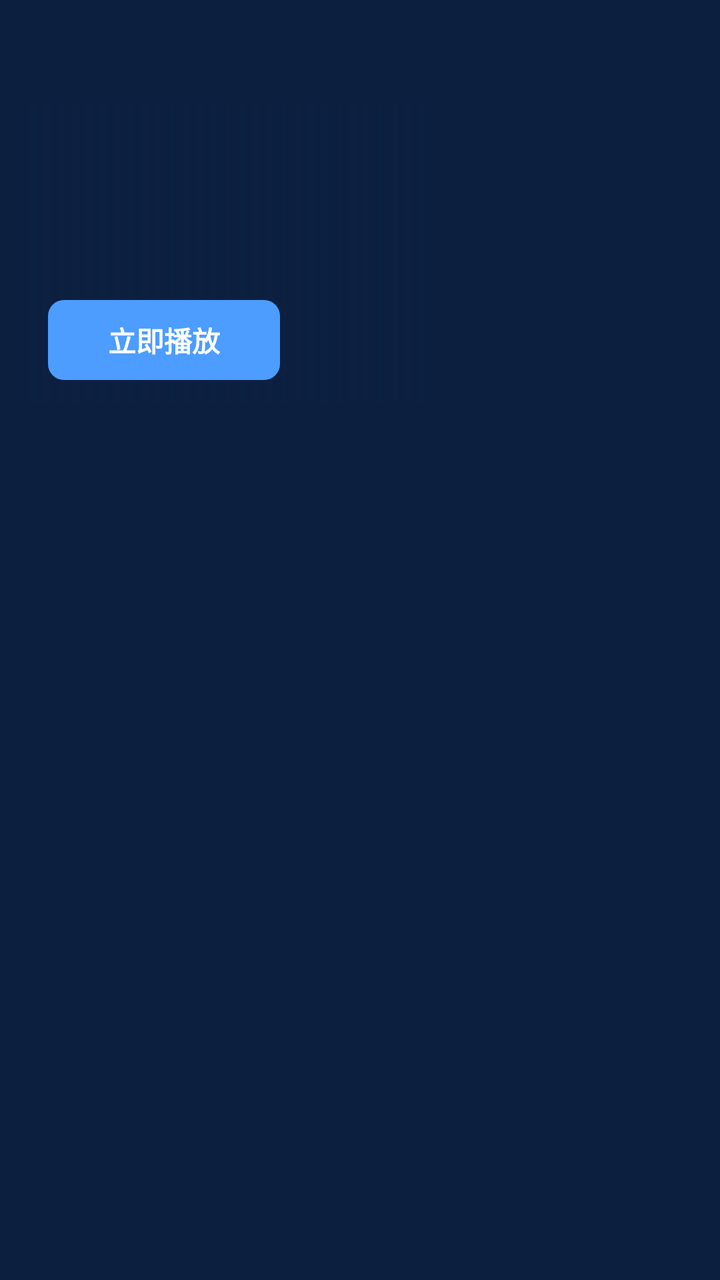
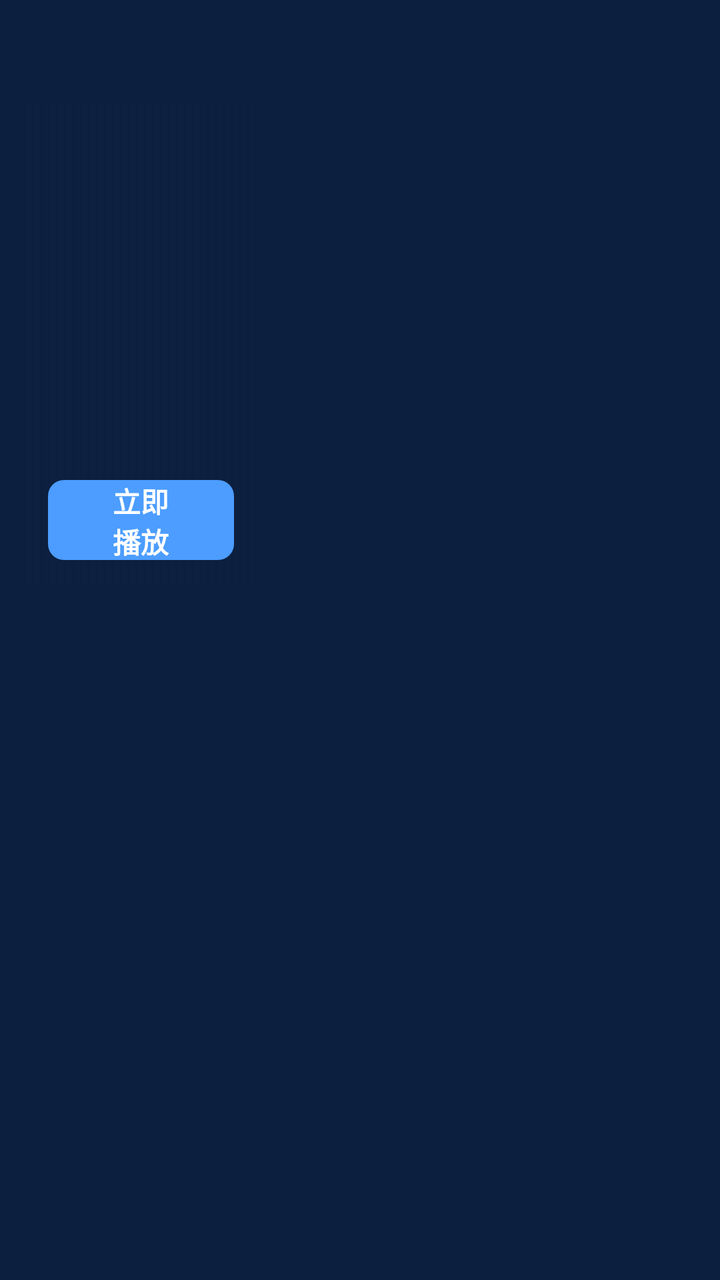

An Android layout rendered at two revisions. The XML below is the earlier revision; the diff shows what the commit changed to produce the second picture.
<!-- AndroidManifest.xml: application theme Theme.AIStreamTV -->
<!-- res/layout/fragment_home.xml -->
<?xml version="1.0" encoding="utf-8"?>
<LinearLayout xmlns:android="http://schemas.android.com/apk/res/android"
    android:layout_width="match_parent"
    android:layout_height="match_parent"
    android:background="@color/bg"
    android:orientation="vertical">

    
    <androidx.recyclerview.widget.RecyclerView
        android:id="@+id/rvTabs"
        android:layout_width="match_parent"
        android:layout_height="52dp"
        android:clipToPadding="false"
        android:overScrollMode="never"
        android:paddingStart="@dimen/page_pad"
        android:paddingEnd="@dimen/page_pad" />

    <LinearLayout
        android:layout_width="match_parent"
        android:layout_height="@dimen/hero_height"
        android:orientation="horizontal"
        android:paddingStart="@dimen/page_pad"
        android:paddingEnd="@dimen/page_pad">

        
        <FrameLayout
            android:id="@+id/hero"
            android:layout_width="0dp"
            android:layout_height="match_parent"
            android:layout_weight="1">

            <ImageView
                android:id="@+id/heroBg"
                android:layout_width="match_parent"
                android:layout_height="match_parent"
                android:contentDescription="@string/app_name"
                android:scaleType="centerCrop" />

            <View
                android:layout_width="match_parent"
                android:layout_height="match_parent"
                android:background="@drawable/bg_scrim_left" />

            
            <androidx.media3.ui.PlayerView
                android:id="@+id/heroPv"
                android:layout_width="match_parent"
                android:layout_height="match_parent"
                android:visibility="gone" />

            <LinearLayout
                android:id="@+id/liveInfo"
                android:layout_width="wrap_content"
                android:layout_height="wrap_content"
                android:layout_gravity="bottom|start"
                android:orientation="vertical"
                android:paddingStart="@dimen/page_pad"
                android:paddingBottom="20dp"
                android:visibility="gone">

                <TextView
                    android:id="@+id/tvLiveName"
                    android:layout_width="wrap_content"
                    android:layout_height="wrap_content"
                    android:shadowColor="#F0000000"
                    android:shadowDx="0"
                    android:shadowDy="2"
                    android:shadowRadius="8"
                    android:textColor="@android:color/white"
                    android:textSize="22sp"
                    android:textStyle="bold" />

                <TextView
                    android:id="@+id/tvLiveEpg"
                    android:layout_width="wrap_content"
                    android:layout_height="wrap_content"
                    android:layout_marginTop="4dp"
                    android:ellipsize="end"
                    android:maxLines="1"
                    android:textColor="#FFD5D9E4"
                    android:textSize="14sp" />

                <TextView
                    android:id="@+id/tvLiveHint"
                    android:layout_width="wrap_content"
                    android:layout_height="wrap_content"
                    android:layout_marginTop="8dp"
                    android:text="按确认键全屏观看 · 移开焦点关闭预览"
                    android:textColor="@color/fg_dim"
                    android:textSize="13sp" />

            </LinearLayout>

            <LinearLayout
                android:id="@+id/heroText"
                android:layout_width="wrap_content"
                android:layout_height="wrap_content"
                android:layout_gravity="bottom|start"
                android:orientation="vertical"
                android:paddingStart="@dimen/page_pad"
                android:paddingEnd="@dimen/page_pad"
                android:paddingBottom="@dimen/page_pad">

                <TextView
                    android:id="@+id/heroTitle"
                    android:layout_width="wrap_content"
                    android:layout_height="wrap_content"
                    android:ellipsize="end"
                    android:maxLines="1"
                    android:shadowColor="#F0000000"
                    android:shadowDx="0"
                    android:shadowDy="2"
                    android:shadowRadius="8"
                    android:textColor="@android:color/white"
                    android:textSize="@dimen/hero_title"
                    android:textStyle="bold" />

                <TextView
                    android:id="@+id/heroMeta"
                    android:layout_width="wrap_content"
                    android:layout_height="wrap_content"
                    android:layout_marginTop="6dp"
                    android:ellipsize="end"
                    android:maxLines="1"
                    android:textColor="@color/fg_dim"
                    android:textSize="@dimen/hero_meta" />

                <TextView
                    android:id="@+id/btnPlay"
                    style="@style/AIStream.FocusItem"
                    android:layout_width="wrap_content"
                    android:layout_height="@dimen/hero_btn_h"
                    android:layout_marginTop="16dp"
                    android:background="@drawable/bg_btn"
                    android:gravity="center"
                    android:paddingStart="30dp"
                    android:paddingEnd="30dp"
                    android:text="@string/play_now"
                    android:textColor="@android:color/white"
                    android:textSize="@dimen/hero_btn_text"
                    android:textStyle="bold" />

            </LinearLayout>

            <LinearLayout
                android:id="@+id/heroDots"
                android:layout_width="match_parent"
                android:layout_height="wrap_content"
                android:layout_gravity="bottom|end"
                android:layout_marginBottom="32dp"
                android:gravity="center_vertical|end"
                android:orientation="horizontal"
                android:paddingEnd="@dimen/page_pad" />

        </FrameLayout>

        
        <androidx.recyclerview.widget.RecyclerView
            android:id="@+id/rvSide"
            android:layout_width="@dimen/side_rv"
            android:layout_height="match_parent"
            android:layout_marginStart="14dp"
            android:clipToPadding="false"
            android:overScrollMode="never" />

    </LinearLayout>

    <androidx.recyclerview.widget.RecyclerView
        android:id="@+id/recycler"
        android:layout_width="match_parent"
        android:layout_height="0dp"
        android:layout_weight="1"
        android:clipToPadding="false"
        android:overScrollMode="never"
        android:paddingTop="4dp"
        android:paddingBottom="24dp" />

</LinearLayout>
<!-- resources referenced by this layout -->
<resources>
  <color name="bg">#FF0C1F3F</color>
  <color name="fg_dim">#FFA8B8D4</color>
  <dimen name="hero_btn_h">40dp</dimen>
  <dimen name="hero_btn_text">14sp</dimen>
  <dimen name="hero_height">150dp</dimen>
  <dimen name="hero_meta">13sp</dimen>
  <dimen name="hero_title">22sp</dimen>
  <dimen name="page_pad">12dp</dimen>
  <dimen name="side_rv">118dp</dimen>
  <!-- drawable bg_btn (drawable) -->
  <?xml version="1.0" encoding="utf-8"?>
  <shape xmlns:android="http://schemas.android.com/apk/res/android" android:shape="rectangle">
      <solid android:color="@color/accent" />
      <corners android:radius="8dp" />
  </shape>
  <!-- drawable bg_scrim_left (drawable) -->
  <?xml version="1.0" encoding="utf-8"?>
  <shape xmlns:android="http://schemas.android.com/apk/res/android" android:shape="rectangle">
      <gradient
          android:angle="0"
          android:endColor="#00000000"
          android:startColor="#F20C1F3F" />
  </shape>
  <string name="app_name">AIStream TV</string>
  <string name="play_now">立即播放</string>
  <style name="AIStream.FocusItem" parent="">
          <item name="android:focusable">true</item>
          <item name="android:focusableInTouchMode">true</item>
          <item name="android:clickable">true</item>
      </style>
  <style name="Theme.AIStreamTV" parent="Theme.AppCompat.NoActionBar">
          <item name="android:windowBackground">@color/bg</item>
          <item name="android:colorBackground">@color/bg</item>
          <item name="android:textColorPrimary">@color/fg</item>
          <item name="android:textColorSecondary">@color/fg_dim</item>
          <item name="android:windowNoTitle">true</item>
          <item name="colorAccent">@color/accent</item>
          <item name="android:colorControlActivated">@color/accent</item>
      </style>
  <color name="accent">#FF4C9DFF</color>
  <color name="fg">#FFEDF1F8</color>
</resources>

<!-- the commit's change to res/layout/fragment_home.xml (unified diff, before → after) -->
@@ -85,8 +85,12 @@
                     android:layout_width="wrap_content"
                     android:layout_height="wrap_content"
                     android:layout_marginTop="8dp"
-                    android:text="按确认键全屏观看 · 移开焦点关闭预览"
-                    android:textColor="@color/fg_dim"
+                    android:shadowColor="#F0000000"
+                    android:shadowDx="0"
+                    android:shadowDy="2"
+                    android:shadowRadius="8"
+                    android:text="按确认键全屏观看"
+                    android:textColor="#FFE8EEF9"
                     android:textSize="13sp" />
 
             </LinearLayout>
<!-- resource entries referenced after the edit -->
@@ -4,11 +4,11 @@
   <color name="fg_dim">#FFA8B8D4</color>
   <dimen name="hero_btn_h">40dp</dimen>
   <dimen name="hero_btn_text">14sp</dimen>
-  <dimen name="hero_height">150dp</dimen>
+  <dimen name="hero_height">240dp</dimen>
   <dimen name="hero_meta">13sp</dimen>
   <dimen name="hero_title">22sp</dimen>
   <dimen name="page_pad">12dp</dimen>
-  <dimen name="side_rv">118dp</dimen>
+  <dimen name="side_rv">205dp</dimen>
   <!-- drawable bg_btn (drawable) -->
   <?xml version="1.0" encoding="utf-8"?>
   <shape xmlns:android="http://schemas.android.com/apk/res/android" android:shape="rectangle">
